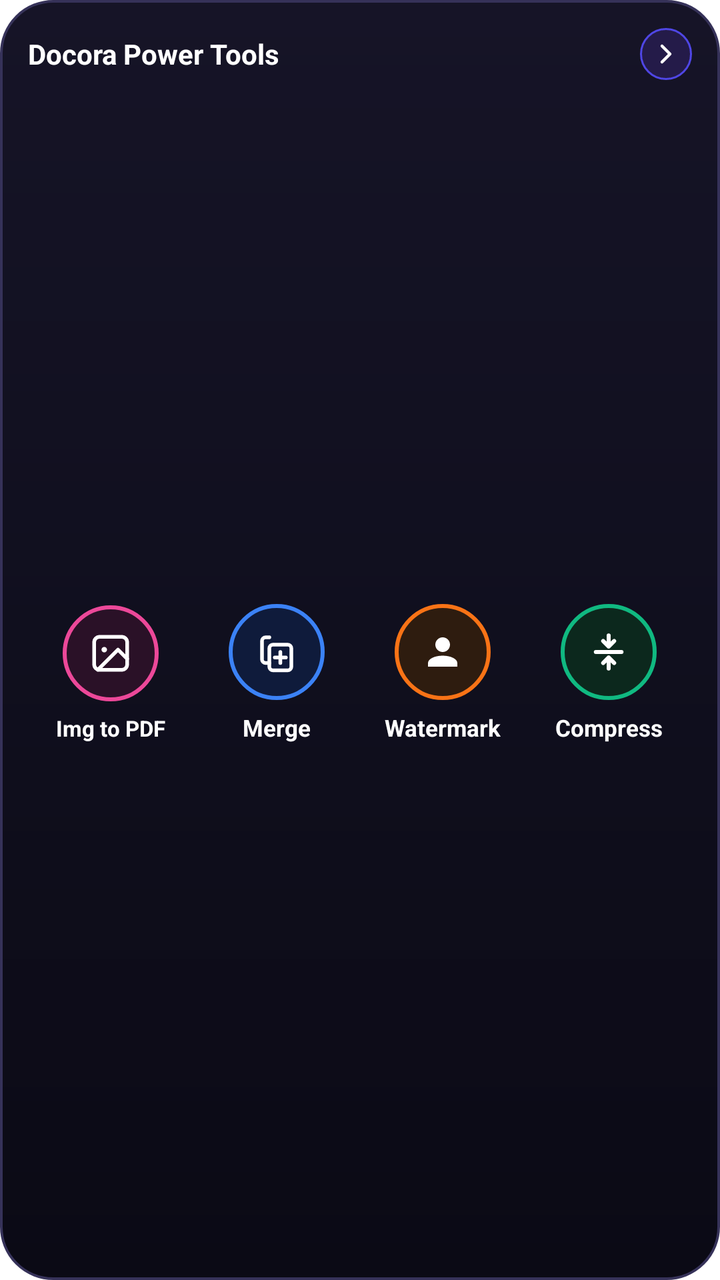
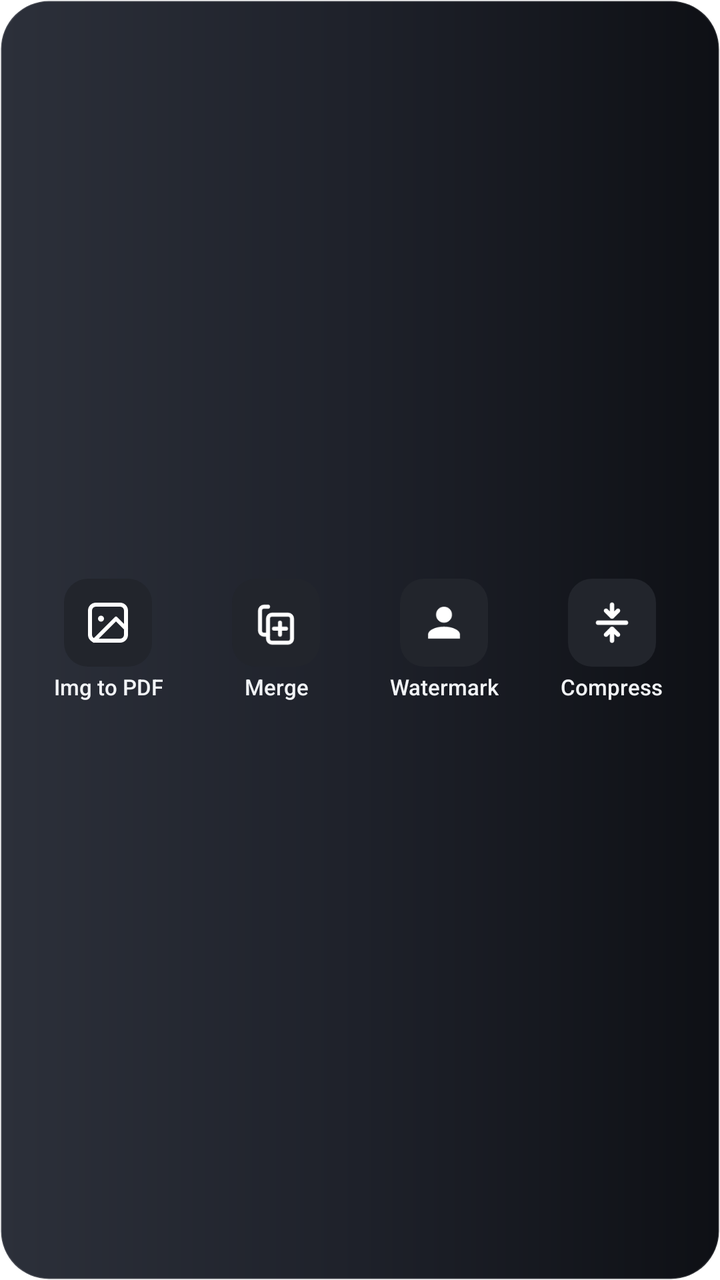

An Android layout rendered at two revisions. The XML below is the earlier revision; the diff shows what the commit changed to produce the second picture.
<!-- AndroidManifest.xml: fallback theme Theme.MaterialComponents.DayNight.NoActionBar -->
<!-- res/layout/widget_tools_layout.xml -->
<?xml version="1.0" encoding="utf-8"?>
<LinearLayout xmlns:android="http://schemas.android.com/apk/res/android"
    android:id="@+id/widget_tools_root"
    android:layout_width="match_parent"
    android:layout_height="match_parent"
    android:background="@drawable/widget_bg_dark"
    android:padding="14dp"
    android:orientation="vertical">

    
    <LinearLayout
        android:layout_width="match_parent"
        android:layout_height="wrap_content"
        android:gravity="center_vertical"
        android:orientation="horizontal">

        <TextView
            android:layout_width="0dp"
            android:layout_height="wrap_content"
            android:layout_weight="1"
            android:text="Docora Power Tools"
            android:textColor="#FFFFFF"
            android:textSize="14sp"
            android:textStyle="bold" />

        <ImageView
            android:layout_width="26dp"
            android:layout_height="26dp"
            android:background="@drawable/widget_circle_chevron"
            android:padding="5dp"
            android:src="@drawable/ic_widget_chevron_right"
            android:contentDescription="Open Tools" />
    </LinearLayout>

    
    <LinearLayout
        android:layout_width="match_parent"
        android:layout_height="0dp"
        android:layout_weight="1"
        android:layout_marginTop="8dp"
        android:gravity="center_vertical"
        android:orientation="horizontal">

        
        <LinearLayout
            android:id="@+id/tool_action_img_pdf"
            android:layout_width="0dp"
            android:layout_height="match_parent"
            android:layout_weight="1"
            android:gravity="center"
            android:orientation="vertical"
            android:clickable="true"
            android:focusable="true">

            <ImageView
                android:layout_width="48dp"
                android:layout_height="48dp"
                android:background="@drawable/widget_circle_crop"
                android:padding="13dp"
                android:src="@drawable/ic_widget_img_pdf"
                android:contentDescription="Image to PDF" />

            <TextView
                android:layout_width="wrap_content"
                android:layout_height="wrap_content"
                android:layout_marginTop="6dp"
                android:text="Img to PDF"
                android:textColor="#FFFFFF"
                android:textSize="11sp"
                android:textStyle="bold" />
        </LinearLayout>

        
        <LinearLayout
            android:id="@+id/tool_action_merge"
            android:layout_width="0dp"
            android:layout_height="match_parent"
            android:layout_weight="1"
            android:gravity="center"
            android:orientation="vertical"
            android:clickable="true"
            android:focusable="true">

            <ImageView
                android:layout_width="48dp"
                android:layout_height="48dp"
                android:background="@drawable/widget_circle_merge"
                android:padding="13dp"
                android:src="@drawable/ic_widget_merge"
                android:contentDescription="Merge" />

            <TextView
                android:layout_width="wrap_content"
                android:layout_height="wrap_content"
                android:layout_marginTop="6dp"
                android:text="Merge"
                android:textColor="#FFFFFF"
                android:textSize="11.5sp"
                android:textStyle="bold" />
        </LinearLayout>

        
        <LinearLayout
            android:id="@+id/tool_action_watermark"
            android:layout_width="0dp"
            android:layout_height="match_parent"
            android:layout_weight="1"
            android:gravity="center"
            android:orientation="vertical"
            android:clickable="true"
            android:focusable="true">

            <ImageView
                android:layout_width="48dp"
                android:layout_height="48dp"
                android:background="@drawable/widget_circle_watermark"
                android:padding="13dp"
                android:src="@drawable/ic_widget_watermark"
                android:contentDescription="Watermark" />

            <TextView
                android:layout_width="wrap_content"
                android:layout_height="wrap_content"
                android:layout_marginTop="6dp"
                android:text="Watermark"
                android:textColor="#FFFFFF"
                android:textSize="11.5sp"
                android:textStyle="bold" />
        </LinearLayout>

        
        <LinearLayout
            android:id="@+id/tool_action_compress"
            android:layout_width="0dp"
            android:layout_height="match_parent"
            android:layout_weight="1"
            android:gravity="center"
            android:orientation="vertical"
            android:clickable="true"
            android:focusable="true">

            <ImageView
                android:layout_width="48dp"
                android:layout_height="48dp"
                android:background="@drawable/widget_circle_compress"
                android:padding="13dp"
                android:src="@drawable/ic_widget_compress"
                android:contentDescription="Compress" />

            <TextView
                android:layout_width="wrap_content"
                android:layout_height="wrap_content"
                android:layout_marginTop="6dp"
                android:text="Compress"
                android:textColor="#FFFFFF"
                android:textSize="11.5sp"
                android:textStyle="bold" />
        </LinearLayout>
    </LinearLayout>
</LinearLayout>
<!-- resources referenced by this layout -->
<resources>
  <!-- drawable ic_widget_chevron_right (drawable) -->
  <vector xmlns:android="http://schemas.android.com/apk/res/android"
      android:width="20dp"
      android:height="20dp"
      android:viewportWidth="24"
      android:viewportHeight="24">
      <path
          android:fillColor="#00000000"
          android:strokeColor="#FFFFFF"
          android:strokeWidth="2.2"
          android:strokeLineCap="round"
          android:strokeLineJoin="round"
          android:pathData="M9,18l6,-6l-6,-6" />
  </vector>
  <!-- drawable ic_widget_img_pdf (drawable) -->
  <vector xmlns:android="http://schemas.android.com/apk/res/android"
      android:width="22dp"
      android:height="22dp"
      android:viewportWidth="24"
      android:viewportHeight="24">
      
      <path
          android:fillColor="#00000000"
          android:strokeColor="#FFFFFF"
          android:strokeWidth="2"
          android:strokeLineCap="round"
          android:strokeLineJoin="round"
          android:pathData="M18,3 L6,3 C4.3,3 3,4.3 3,6 L3,18 C3,19.7 4.3,21 6,21 L18,21 C19.7,21 21,19.7 21,18 L21,6 C21,4.3 19.7,3 18,3 Z" />
      
      <path
          android:fillColor="#FFFFFF"
          android:pathData="M8.5,8.5 A1.5,1.5 0 1 0 8.5,11.5 A1.5,1.5 0 1 0 8.5,8.5 Z" />
      
      <path
          android:fillColor="#00000000"
          android:strokeColor="#FFFFFF"
          android:strokeWidth="2"
          android:strokeLineCap="round"
          android:strokeLineJoin="round"
          android:pathData="M21,15 L16,10 L5,21" />
  </vector>
  <!-- drawable ic_widget_watermark (drawable) -->
  <vector xmlns:android="http://schemas.android.com/apk/res/android"
      android:width="22dp"
      android:height="22dp"
      android:viewportWidth="24"
      android:viewportHeight="24">
      
      <path
          android:fillColor="#FFFFFF"
          android:pathData="M12,4A4,4 0,0 1,16 8A4,4 0,0 1,12 12A4,4 0,0 1,8 8A4,4 0,0 1,12 4M12,14C16.42,14 20,15.79 20,18V20H4V18C4,15.79 7.58,14 12,14Z" />
  </vector>
  <!-- drawable widget_bg_dark (drawable) -->
  <?xml version="1.0" encoding="utf-8"?>
  <shape xmlns:android="http://schemas.android.com/apk/res/android"
      android:shape="rectangle">
      <gradient
          android:angle="270"
          android:startColor="#161427"
          android:centerColor="#100F1E"
          android:endColor="#0B0A15" />
      <stroke
          android:width="1.2dp"
          android:color="#363259" />
      <corners android:radius="26dp" />
  </shape>
  <!-- drawable widget_circle_chevron (drawable) -->
  <?xml version="1.0" encoding="utf-8"?>
  <shape xmlns:android="http://schemas.android.com/apk/res/android"
      android:shape="oval">
      <solid android:color="#241B49" />
      <stroke
          android:width="1dp"
          android:color="#4F46E5" />
  </shape>
  <!-- drawable widget_circle_compress (drawable) -->
  <?xml version="1.0" encoding="utf-8"?>
  <shape xmlns:android="http://schemas.android.com/apk/res/android"
      android:shape="oval">
      <solid android:color="#0C281D" />
      <stroke
          android:width="2dp"
          android:color="#10B981" />
  </shape>
  <!-- drawable widget_circle_crop (drawable) -->
  <?xml version="1.0" encoding="utf-8"?>
  <shape xmlns:android="http://schemas.android.com/apk/res/android"
      android:shape="oval">
      <solid android:color="#2A1127" />
      <stroke
          android:width="2dp"
          android:color="#EC4899" />
  </shape>
  <!-- drawable widget_circle_merge (drawable) -->
  <?xml version="1.0" encoding="utf-8"?>
  <shape xmlns:android="http://schemas.android.com/apk/res/android"
      android:shape="oval">
      <solid android:color="#0F1B3B" />
      <stroke
          android:width="2dp"
          android:color="#3B82F6" />
  </shape>
  <!-- drawable widget_circle_watermark (drawable) -->
  <?xml version="1.0" encoding="utf-8"?>
  <shape xmlns:android="http://schemas.android.com/apk/res/android"
      android:shape="oval">
      <solid android:color="#2E1C0F" />
      <stroke
          android:width="2dp"
          android:color="#F97316" />
  </shape>
  <!-- unchanged entries left out for length: 2 -->
</resources>

<!-- the commit's change to res/layout/widget_tools_layout.xml (unified diff, before → after) -->
@@ -3,158 +3,145 @@
     android:id="@+id/widget_tools_root"
     android:layout_width="match_parent"
     android:layout_height="match_parent"
-    android:background="@drawable/widget_bg_dark"
-    android:padding="14dp"
-    android:orientation="vertical">
+    android:background="@drawable/widget_bg_card"
+    android:paddingStart="@dimen/widget_space_12"
+    android:paddingEnd="@dimen/widget_space_12"
+    android:paddingTop="@dimen/widget_space_8"
+    android:paddingBottom="@dimen/widget_space_8"
+    android:gravity="center_vertical"
+    android:orientation="horizontal">
 
     
     <LinearLayout
-        android:layout_width="match_parent"
+        android:id="@+id/tool_action_img_pdf"
+        android:layout_width="0dp"
         android:layout_height="wrap_content"
-        android:gravity="center_vertical"
-        android:orientation="horizontal">
+        android:layout_weight="1"
+        android:gravity="center"
+        android:orientation="vertical">
+
+        <FrameLayout
+            android:layout_width="@dimen/widget_icon_box_size"
+            android:layout_height="@dimen/widget_icon_box_size"
+            android:background="@drawable/widget_surface_variant_box">
+
+            <ImageView
+                android:id="@+id/tool_icon_img_pdf"
+                android:layout_width="@dimen/widget_icon_size"
+                android:layout_height="@dimen/widget_icon_size"
+                android:layout_gravity="center"
+                android:src="@drawable/ic_widget_img_pdf"
+                android:contentDescription="Image to PDF" />
+        </FrameLayout>
 
         <TextView
-            android:layout_width="0dp"
+            android:layout_width="wrap_content"
             android:layout_height="wrap_content"
-            android:layout_weight="1"
-            android:text="Docora Power Tools"
-            android:textColor="#FFFFFF"
-            android:textSize="14sp"
-            android:textStyle="bold" />
-
-        <ImageView
-            android:layout_width="26dp"
-            android:layout_height="26dp"
-            android:background="@drawable/widget_circle_chevron"
-            android:padding="5dp"
-            android:src="@drawable/ic_widget_chevron_right"
-            android:contentDescription="Open Tools" />
+            android:layout_marginTop="@dimen/widget_space_4"
+            android:ellipsize="end"
+            android:gravity="center"
+            android:maxLines="1"
+            android:text="Img to PDF"
+            style="@style/WidgetIconLabel" />
     </LinearLayout>
 
     
     <LinearLayout
-        android:layout_width="match_parent"
-        android:layout_height="0dp"
+        android:id="@+id/tool_action_merge"
+        android:layout_width="0dp"
+        android:layout_height="wrap_content"
         android:layout_weight="1"
-        android:layout_marginTop="8dp"
-        android:gravity="center_vertical"
-        android:orientation="horizontal">
+        android:gravity="center"
+        android:orientation="vertical">
 
-        
-        <LinearLayout
-            android:id="@+id/tool_action_img_pdf"
-            android:layout_width="0dp"
-            android:layout_height="match_parent"
-            android:layout_weight="1"
-            android:gravity="center"
-            android:orientation="vertical"
-            android:clickable="true"
-            android:focusable="true">
+        <FrameLayout
+            android:layout_width="@dimen/widget_icon_box_size"
+            android:layout_height="@dimen/widget_icon_box_size"
+            android:background="@drawable/widget_surface_variant_box">
 
             <ImageView
-                android:layout_width="48dp"
-                android:layout_height="48dp"
-                android:background="@drawable/widget_circle_crop"
-                android:padding="13dp"
-                android:src="@drawable/ic_widget_img_pdf"
-                android:contentDescription="Image to PDF" />
+                android:id="@+id/tool_icon_merge"
+                android:layout_width="@dimen/widget_icon_size"
+                android:layout_height="@dimen/widget_icon_size"
+                android:layout_gravity="center"
+                android:src="@drawable/ic_widget_merge"
+                android:contentDescription="Merge" />
+        </FrameLayout>
 
-            <TextView
-                android:layout_width="wrap_content"
-                android:layout_height="wrap_content"
-                android:layout_marginTop="6dp"
-                android:text="Img to PDF"
-                android:textColor="#FFFFFF"
-                android:textSize="11sp"
-                android:textStyle="bold" />
-        </LinearLayout>
+        <TextView
+            android:layout_width="wrap_content"
+            android:layout_height="wrap_content"
+            android:layout_marginTop="@dimen/widget_space_4"
+            android:gravity="center"
+            android:maxLines="1"
+            android:text="Merge"
+            style="@style/WidgetIconLabel" />
+    </LinearLayout>
 
-        
-        <LinearLayout
-            android:id="@+id/tool_action_merge"
-            android:layout_width="0dp"
-            android:layout_height="match_parent"
-            android:layout_weight="1"
-            android:gravity="center"
-            android:orientation="vertical"
-            android:clickable="true"
-            android:focusable="true">
+    
+    <LinearLayout
+        android:id="@+id/tool_action_watermark"
+        android:layout_width="0dp"
+        android:layout_height="wrap_content"
+        android:layout_weight="1"
+        android:gravity="center"
+        android:orientation="vertical">
+
+        <FrameLayout
+            android:layout_width="@dimen/widget_icon_box_size"
+            android:layout_height="@dimen/widget_icon_box_size"
+            android:background="@drawable/widget_surface_variant_box">
 
             <ImageView
-                android:layout_width="48dp"
-                android:layout_height="48dp"
-                android:background="@drawable/widget_circle_merge"
-                android:padding="13dp"
-                android:src="@drawable/ic_widget_merge"
-                android:contentDescription="Merge" />
+                android:id="@+id/tool_icon_watermark"
+                android:layout_width="@dimen/widget_icon_size"
+                android:layout_height="@dimen/widget_icon_size"
+                android:layout_gravity="center"
+                android:src="@drawable/ic_widget_watermark"
+                android:contentDescription="Watermark" />
+        </FrameLayout>
 
-            <TextView
-                android:layout_width="wrap_content"
-                android:layout_height="wrap_content"
-                android:layout_marginTop="6dp"
-                android:text="Merge"
-                android:textColor="#FFFFFF"
-                android:textSize="11.5sp"
-                android:textStyle="bold" />
-        </LinearLayout>
+        <TextView
+            android:layout_width="wrap_content"
+            android:layout_height="wrap_content"
+            android:layout_marginTop="@dimen/widget_space_4"
+            android:gravity="center"
+            android:maxLines="1"
+            android:text="Watermark"
+            style="@style/WidgetIconLabel" />
+    </LinearLayout>
 
-        
-        <LinearLayout
-            android:id="@+id/tool_action_watermark"
-            android:layout_width="0dp"
-            android:layout_height="match_parent"
-            android:layout_weight="1"
-            android:gravity="center"
-            android:orientation="vertical"
-            android:clickable="true"
-            android:focusable="true">
+    
+    <LinearLayout
+        android:id="@+id/tool_action_compress"
+        android:layout_width="0dp"
+        android:layout_height="wrap_content"
+        android:layout_weight="1"
+        android:gravity="center"
+        android:orientation="vertical">
+
+        <FrameLayout
+            android:layout_width="@dimen/widget_icon_box_size"
+            android:layout_height="@dimen/widget_icon_box_size"
+            android:background="@drawable/widget_surface_variant_box">
 
             <ImageView
-                android:layout_width="48dp"
-                android:layout_height="48dp"
-                android:background="@drawable/widget_circle_watermark"
-                android:padding="13dp"
-                android:src="@drawable/ic_widget_watermark"
-                android:contentDescription="Watermark" />
-
-            <TextView
-                android:layout_width="wrap_content"
-                android:layout_height="wrap_content"
-                android:layout_marginTop="6dp"
-                android:text="Watermark"
-                android:textColor="#FFFFFF"
-                android:textSize="11.5sp"
-                android:textStyle="bold" />
-        </LinearLayout>
-
-        
-        <LinearLayout
-            android:id="@+id/tool_action_compress"
-            android:layout_width="0dp"
-            android:layout_height="match_parent"
-            android:layout_weight="1"
-            android:gravity="center"
-            android:orientation="vertical"
-            android:clickable="true"
-            android:focusable="true">
-
-            <ImageView
-                android:layout_width="48dp"
-                android:layout_height="48dp"
-                android:background="@drawable/widget_circle_compress"
-                android:padding="13dp"
+                android:id="@+id/tool_icon_compress"
+                android:layout_width="@dimen/widget_icon_size"
+                android:layout_height="@dimen/widget_icon_size"
+                android:layout_gravity="center"
                 android:src="@drawable/ic_widget_compress"
                 android:contentDescription="Compress" />
+        </FrameLayout>
 
-            <TextView
-                android:layout_width="wrap_content"
-                android:layout_height="wrap_content"
-                android:layout_marginTop="6dp"
-                android:text="Compress"
-                android:textColor="#FFFFFF"
-                android:textSize="11.5sp"
-                android:textStyle="bold" />
-        </LinearLayout>
+        <TextView
+            android:layout_width="wrap_content"
+            android:layout_height="wrap_content"
+            android:layout_marginTop="@dimen/widget_space_4"
+            android:gravity="center"
+            android:maxLines="1"
+            android:text="Compress"
+            style="@style/WidgetIconLabel" />
     </LinearLayout>
+
 </LinearLayout>
<!-- resource entries referenced after the edit -->
@@ -1,19 +1,10 @@
 <!-- resources referenced by this layout -->
 <resources>
-  <!-- drawable ic_widget_chevron_right (drawable) -->
-  <vector xmlns:android="http://schemas.android.com/apk/res/android"
-      android:width="20dp"
-      android:height="20dp"
-      android:viewportWidth="24"
-      android:viewportHeight="24">
-      <path
-          android:fillColor="#00000000"
-          android:strokeColor="#FFFFFF"
-          android:strokeWidth="2.2"
-          android:strokeLineCap="round"
-          android:strokeLineJoin="round"
-          android:pathData="M9,18l6,-6l-6,-6" />
-  </vector>
+  <dimen name="widget_icon_box_size">44dp</dimen>
+  <dimen name="widget_icon_size">24dp</dimen>
+  <dimen name="widget_space_12">12dp</dimen>
+  <dimen name="widget_space_4">4dp</dimen>
+  <dimen name="widget_space_8">8dp</dimen>
   <!-- drawable ic_widget_img_pdf (drawable) -->
   <vector xmlns:android="http://schemas.android.com/apk/res/android"
       android:width="22dp"
@@ -52,65 +43,39 @@
           android:fillColor="#FFFFFF"
           android:pathData="M12,4A4,4 0,0 1,16 8A4,4 0,0 1,12 12A4,4 0,0 1,8 8A4,4 0,0 1,12 4M12,14C16.42,14 20,15.79 20,18V20H4V18C4,15.79 7.58,14 12,14Z" />
   </vector>
-  <!-- drawable widget_bg_dark (drawable) -->
+  <!-- drawable widget_bg_card (drawable) -->
   <?xml version="1.0" encoding="utf-8"?>
   <shape xmlns:android="http://schemas.android.com/apk/res/android"
       android:shape="rectangle">
       <gradient
-          android:angle="270"
-          android:startColor="#161427"
-          android:centerColor="#100F1E"
-          android:endColor="#0B0A15" />
+          android:angle="0"
+          android:startColor="#2C303A"
+          android:centerColor="#1E212A"
+          android:endColor="#0E1015"
+          android:type="linear" />
+      <corners android:radius="@dimen/widget_radius_outer" />
       <stroke
-          android:width="1.2dp"
-          android:color="#363259" />
-      <corners android:radius="26dp" />
+          android:width="1dp"
+          android:color="#24FFFFFF" />
   </shape>
-  <!-- drawable widget_circle_chevron (drawable) -->
+  <!-- drawable widget_surface_variant_box (drawable) -->
   <?xml version="1.0" encoding="utf-8"?>
   <shape xmlns:android="http://schemas.android.com/apk/res/android"
-      android:shape="oval">
-      <solid android:color="#241B49" />
-      <stroke
-          android:width="1dp"
-          android:color="#4F46E5" />
+      android:shape="rectangle">
+      <solid android:color="@color/widget_surface_variant" />
+      <corners android:radius="@dimen/widget_radius_inner" />
   </shape>
-  <!-- drawable widget_circle_compress (drawable) -->
-  <?xml version="1.0" encoding="utf-8"?>
-  <shape xmlns:android="http://schemas.android.com/apk/res/android"
-      android:shape="oval">
-      <solid android:color="#0C281D" />
-      <stroke
-          android:width="2dp"
-          android:color="#10B981" />
-  </shape>
-  <!-- drawable widget_circle_crop (drawable) -->
-  <?xml version="1.0" encoding="utf-8"?>
-  <shape xmlns:android="http://schemas.android.com/apk/res/android"
-      android:shape="oval">
-      <solid android:color="#2A1127" />
-      <stroke
-          android:width="2dp"
-          android:color="#EC4899" />
-  </shape>
-  <!-- drawable widget_circle_merge (drawable) -->
-  <?xml version="1.0" encoding="utf-8"?>
-  <shape xmlns:android="http://schemas.android.com/apk/res/android"
-      android:shape="oval">
-      <solid android:color="#0F1B3B" />
-      <stroke
-          android:width="2dp"
-          android:color="#3B82F6" />
-  </shape>
-  <!-- drawable widget_circle_watermark (drawable) -->
-  <?xml version="1.0" encoding="utf-8"?>
-  <shape xmlns:android="http://schemas.android.com/apk/res/android"
-      android:shape="oval">
-      <solid android:color="#2E1C0F" />
-      <stroke
-          android:width="2dp"
-          android:color="#F97316" />
-  </shape>
+  <style name="WidgetIconLabel">
+          <item name="android:textSize">@dimen/widget_text_icon_label</item>
+          <item name="android:textColor">@color/widget_text_primary</item>
+          <item name="android:fontFamily">sans-serif-medium</item>
+          <item name="android:includeFontPadding">false</item>
+      </style>
+  <dimen name="widget_radius_outer">24dp</dimen>
+  <color name="widget_surface_variant">#22252C</color>
+  <dimen name="widget_radius_inner">12dp</dimen>
+  <dimen name="widget_text_icon_label">11sp</dimen>
+  <color name="widget_text_primary">#F2F4F7</color>
   <!-- unchanged entries left out for length: 2 -->
 </resources>
 
